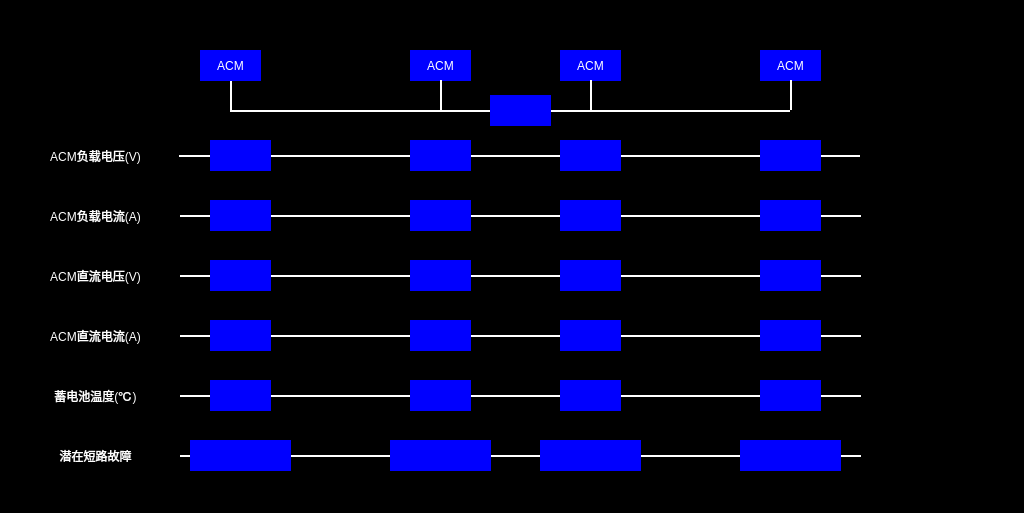
This is vehiclesivpage.ui in mayue-crrc/ShenyangMetro9DB as Qt 5 draws it before an edit. The edited form follows.
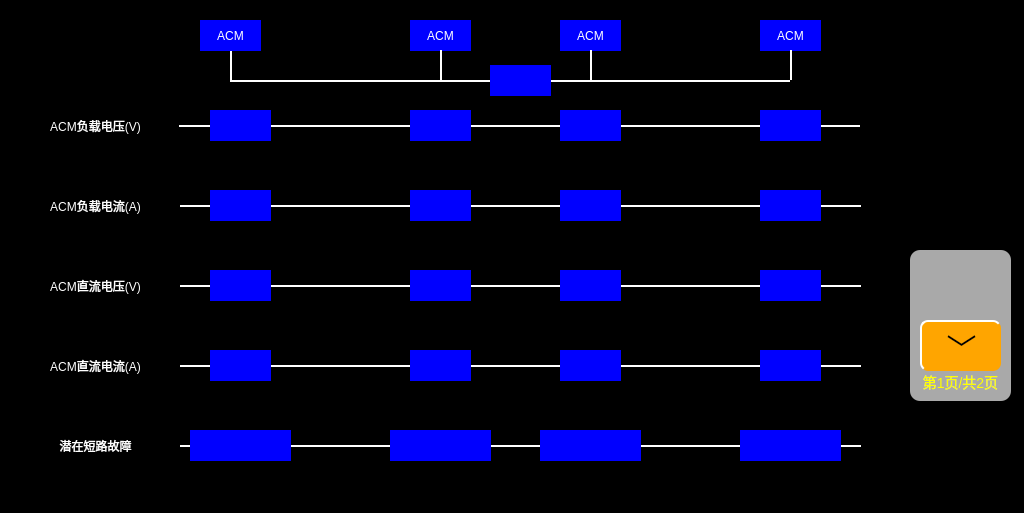
This is the edited form. Icons and pictures are not drawn.

```diff
--- a/vehiclesivpage.ui
+++ b/vehiclesivpage.ui
@@ -31,27 +31,11 @@
 	border-left: 2px solid white;
 }</string>
   </property>
-  <widget class="QLabel" name="BCTTC1lbl">
-   <property name="geometry">
-    <rect>
-     <x>210</x>
-     <y>380</y>
-     <width>61</width>
-     <height>31</height>
-    </rect>
-   </property>
-   <property name="text">
-    <string/>
-   </property>
-   <property name="alignment">
-    <set>Qt::AlignCenter</set>
-   </property>
-  </widget>
   <widget class="QLabel" name="LOADVM2lbl">
    <property name="geometry">
     <rect>
      <x>560</x>
-     <y>140</y>
+     <y>110</y>
      <width>61</width>
      <height>31</height>
     </rect>
@@ -67,7 +51,7 @@
    <property name="geometry">
     <rect>
      <x>760</x>
-     <y>140</y>
+     <y>110</y>
      <width>61</width>
      <height>31</height>
     </rect>
@@ -83,7 +67,7 @@
    <property name="geometry">
     <rect>
      <x>760</x>
-     <y>260</y>
+     <y>270</y>
      <width>61</width>
      <height>31</height>
     </rect>
@@ -99,7 +83,7 @@
    <property name="geometry">
     <rect>
      <x>560</x>
-     <y>260</y>
+     <y>270</y>
      <width>61</width>
      <height>31</height>
     </rect>
@@ -115,7 +99,7 @@
    <property name="geometry">
     <rect>
      <x>180</x>
-     <y>215</y>
+     <y>205</y>
      <width>681</width>
      <height>2</height>
     </rect>
@@ -134,7 +118,7 @@
    <property name="geometry">
     <rect>
      <x>210</x>
-     <y>140</y>
+     <y>110</y>
      <width>61</width>
      <height>31</height>
     </rect>
@@ -146,30 +130,11 @@
     <set>Qt::AlignCenter</set>
    </property>
   </widget>
-  <widget class="QLabel" name="lbl1_6">
-   <property name="geometry">
-    <rect>
-     <x>20</x>
-     <y>380</y>
-     <width>151</width>
-     <height>31</height>
-    </rect>
-   </property>
-   <property name="styleSheet">
-    <string notr="true">background-color:black;</string>
-   </property>
-   <property name="text">
-    <string>蓄电池温度(℃)</string>
-   </property>
-   <property name="alignment">
-    <set>Qt::AlignCenter</set>
-   </property>
-  </widget>
   <widget class="QLabel" name="lbl1_5">
    <property name="geometry">
     <rect>
      <x>20</x>
-     <y>320</y>
+     <y>350</y>
      <width>151</width>
      <height>31</height>
     </rect>
@@ -188,7 +153,7 @@
    <property name="geometry">
     <rect>
      <x>560</x>
-     <y>200</y>
+     <y>190</y>
      <width>61</width>
      <height>31</height>
     </rect>
@@ -204,7 +169,7 @@
    <property name="geometry">
     <rect>
      <x>410</x>
-     <y>200</y>
+     <y>190</y>
      <width>61</width>
      <height>31</height>
     </rect>
@@ -220,7 +185,7 @@
    <property name="geometry">
     <rect>
      <x>760</x>
-     <y>320</y>
+     <y>350</y>
      <width>61</width>
      <height>31</height>
     </rect>
@@ -236,7 +201,7 @@
    <property name="geometry">
     <rect>
      <x>210</x>
-     <y>200</y>
+     <y>190</y>
      <width>61</width>
      <height>31</height>
     </rect>
@@ -252,7 +217,7 @@
    <property name="geometry">
     <rect>
      <x>760</x>
-     <y>200</y>
+     <y>190</y>
      <width>61</width>
      <height>31</height>
     </rect>
@@ -268,7 +233,7 @@
    <property name="geometry">
     <rect>
      <x>180</x>
-     <y>335</y>
+     <y>365</y>
      <width>681</width>
      <height>2</height>
     </rect>
@@ -287,7 +252,7 @@
    <property name="geometry">
     <rect>
      <x>410</x>
-     <y>260</y>
+     <y>270</y>
      <width>61</width>
      <height>31</height>
     </rect>
@@ -303,7 +268,7 @@
    <property name="geometry">
     <rect>
      <x>179</x>
-     <y>155</y>
+     <y>125</y>
      <width>681</width>
      <height>2</height>
     </rect>
@@ -322,7 +287,7 @@
    <property name="geometry">
     <rect>
      <x>210</x>
-     <y>260</y>
+     <y>270</y>
      <width>61</width>
      <height>31</height>
     </rect>
@@ -338,7 +303,7 @@
    <property name="geometry">
     <rect>
      <x>180</x>
-     <y>275</y>
+     <y>285</y>
      <width>681</width>
      <height>2</height>
     </rect>
@@ -353,27 +318,11 @@
     <set>Qt::AlignCenter</set>
    </property>
   </widget>
-  <widget class="QLabel" name="BCTTC2lbl">
-   <property name="geometry">
-    <rect>
-     <x>760</x>
-     <y>380</y>
-     <width>61</width>
-     <height>31</height>
-    </rect>
-   </property>
-   <property name="text">
-    <string/>
-   </property>
-   <property name="alignment">
-    <set>Qt::AlignCenter</set>
-   </property>
-  </widget>
   <widget class="QLabel" name="lbl1_4">
    <property name="geometry">
     <rect>
      <x>20</x>
-     <y>260</y>
+     <y>270</y>
      <width>151</width>
      <height>31</height>
     </rect>
@@ -392,7 +341,7 @@
    <property name="geometry">
     <rect>
      <x>410</x>
-     <y>140</y>
+     <y>110</y>
      <width>61</width>
      <height>31</height>
     </rect>
@@ -408,7 +357,7 @@
    <property name="geometry">
     <rect>
      <x>20</x>
-     <y>200</y>
+     <y>190</y>
      <width>151</width>
      <height>31</height>
     </rect>
@@ -423,30 +372,11 @@
     <set>Qt::AlignCenter</set>
    </property>
   </widget>
-  <widget class="QLabel" name="lbl1_12">
-   <property name="geometry">
-    <rect>
-     <x>180</x>
-     <y>395</y>
-     <width>681</width>
-     <height>2</height>
-    </rect>
-   </property>
-   <property name="styleSheet">
-    <string notr="true">background-color:white;</string>
-   </property>
-   <property name="text">
-    <string/>
-   </property>
-   <property name="alignment">
-    <set>Qt::AlignCenter</set>
-   </property>
-  </widget>
   <widget class="QLabel" name="DCATC1lbl">
    <property name="geometry">
     <rect>
      <x>210</x>
-     <y>320</y>
+     <y>350</y>
      <width>61</width>
      <height>31</height>
     </rect>
@@ -462,7 +392,7 @@
    <property name="geometry">
     <rect>
      <x>20</x>
-     <y>140</y>
+     <y>110</y>
      <width>151</width>
      <height>31</height>
     </rect>
@@ -481,7 +411,7 @@
    <property name="geometry">
     <rect>
      <x>410</x>
-     <y>320</y>
+     <y>350</y>
      <width>61</width>
      <height>31</height>
     </rect>
@@ -497,7 +427,7 @@
    <property name="geometry">
     <rect>
      <x>560</x>
-     <y>320</y>
+     <y>350</y>
      <width>61</width>
      <height>31</height>
     </rect>
@@ -513,7 +443,7 @@
    <property name="geometry">
     <rect>
      <x>230</x>
-     <y>110</y>
+     <y>80</y>
      <width>560</width>
      <height>2</height>
     </rect>
@@ -532,7 +462,7 @@
    <property name="geometry">
     <rect>
      <x>230</x>
-     <y>80</y>
+     <y>50</y>
      <width>2</width>
      <height>30</height>
     </rect>
@@ -551,7 +481,7 @@
    <property name="geometry">
     <rect>
      <x>200</x>
-     <y>50</y>
+     <y>20</y>
      <width>61</width>
      <height>31</height>
     </rect>
@@ -567,7 +497,7 @@
    <property name="geometry">
     <rect>
      <x>410</x>
-     <y>50</y>
+     <y>20</y>
      <width>61</width>
      <height>31</height>
     </rect>
@@ -583,7 +513,7 @@
    <property name="geometry">
     <rect>
      <x>440</x>
-     <y>80</y>
+     <y>50</y>
      <width>2</width>
      <height>30</height>
     </rect>
@@ -602,7 +532,7 @@
    <property name="geometry">
     <rect>
      <x>560</x>
-     <y>50</y>
+     <y>20</y>
      <width>61</width>
      <height>31</height>
     </rect>
@@ -618,7 +548,7 @@
    <property name="geometry">
     <rect>
      <x>590</x>
-     <y>80</y>
+     <y>50</y>
      <width>2</width>
      <height>30</height>
     </rect>
@@ -637,7 +567,7 @@
    <property name="geometry">
     <rect>
      <x>760</x>
-     <y>50</y>
+     <y>20</y>
      <width>61</width>
      <height>31</height>
     </rect>
@@ -653,7 +583,7 @@
    <property name="geometry">
     <rect>
      <x>790</x>
-     <y>80</y>
+     <y>50</y>
      <width>2</width>
      <height>30</height>
     </rect>
@@ -672,7 +602,7 @@
    <property name="geometry">
     <rect>
      <x>490</x>
-     <y>95</y>
+     <y>65</y>
      <width>61</width>
      <height>31</height>
     </rect>
@@ -687,43 +617,11 @@
     <set>Qt::AlignCenter</set>
    </property>
   </widget>
-  <widget class="QLabel" name="BCTM1lbl">
-   <property name="geometry">
-    <rect>
-     <x>410</x>
-     <y>380</y>
-     <width>61</width>
-     <height>31</height>
-    </rect>
-   </property>
-   <property name="text">
-    <string/>
-   </property>
-   <property name="alignment">
-    <set>Qt::AlignCenter</set>
-   </property>
-  </widget>
-  <widget class="QLabel" name="BCTM2lbl">
-   <property name="geometry">
-    <rect>
-     <x>560</x>
-     <y>380</y>
-     <width>61</width>
-     <height>31</height>
-    </rect>
-   </property>
-   <property name="text">
-    <string/>
-   </property>
-   <property name="alignment">
-    <set>Qt::AlignCenter</set>
-   </property>
-  </widget>
   <widget class="QLabel" name="SCTC2lbl">
    <property name="geometry">
     <rect>
      <x>740</x>
-     <y>440</y>
+     <y>430</y>
      <width>101</width>
      <height>31</height>
     </rect>
@@ -739,7 +637,7 @@
    <property name="geometry">
     <rect>
      <x>390</x>
-     <y>440</y>
+     <y>430</y>
      <width>101</width>
      <height>31</height>
     </rect>
@@ -755,7 +653,7 @@
    <property name="geometry">
     <rect>
      <x>20</x>
-     <y>440</y>
+     <y>430</y>
      <width>151</width>
      <height>31</height>
     </rect>
@@ -774,7 +672,7 @@
    <property name="geometry">
     <rect>
      <x>190</x>
-     <y>440</y>
+     <y>430</y>
      <width>101</width>
      <height>31</height>
     </rect>
@@ -793,7 +691,7 @@
    <property name="geometry">
     <rect>
      <x>180</x>
-     <y>455</y>
+     <y>445</y>
      <width>681</width>
      <height>2</height>
     </rect>
@@ -812,7 +710,7 @@
    <property name="geometry">
     <rect>
      <x>540</x>
-     <y>440</y>
+     <y>430</y>
      <width>101</width>
      <height>31</height>
     </rect>
@@ -824,19 +722,70 @@
     <set>Qt::AlignCenter</set>
    </property>
   </widget>
-  <zorder>lbl1_11</zorder>
-  <zorder>lbl1_12</zorder>
+  <widget class="QPushButton" name="NextPageBtn">
+   <property name="geometry">
+    <rect>
+     <x>920</x>
+     <y>320</y>
+     <width>81</width>
+     <height>51</height>
+    </rect>
+   </property>
+   <property name="focusPolicy">
+    <enum>Qt::NoFocus</enum>
+   </property>
+   <property name="styleSheet">
+    <string notr="true">font:30px;
+color:black;
+background-color:orange;
+border-radius:8px;</string>
+   </property>
+   <property name="text">
+    <string>﹀</string>
+   </property>
+  </widget>
+  <widget class="QLabel" name="lbl1_19">
+   <property name="geometry">
+    <rect>
+     <x>910</x>
+     <y>250</y>
+     <width>101</width>
+     <height>151</height>
+    </rect>
+   </property>
+   <property name="styleSheet">
+    <string notr="true">background-color:gray;
+border-radius:10px;
+font:14px;
+color:yellow;
+background-color:darkgray;</string>
+   </property>
+   <property name="text">
+    <string>
+
+
+
+
+
+
+第1页/共2页</string>
+   </property>
+   <property name="alignment">
+    <set>Qt::AlignCenter</set>
+   </property>
+  </widget>
+  <zorder>lbl1_13</zorder>
+  <zorder>lbl1_9</zorder>
   <zorder>lbl1_8</zorder>
+  <zorder>lbl1_11</zorder>
   <zorder>lbl1_18</zorder>
-  <zorder>lbl1_9</zorder>
   <zorder>lbl1_10</zorder>
-  <zorder>BCTTC1lbl</zorder>
+  <zorder>lbl1_19</zorder>
   <zorder>LOADVM2lbl</zorder>
   <zorder>LOADVTC2lbl</zorder>
   <zorder>DCVTC2lbl</zorder>
   <zorder>DCVM2lbl</zorder>
   <zorder>LOADVTC1lbl</zorder>
-  <zorder>lbl1_6</zorder>
   <zorder>lbl1_5</zorder>
   <zorder>LOADAM2lbl</zorder>
   <zorder>LOADAM1lbl</zorder>
@@ -845,7 +794,6 @@
   <zorder>LOADATC2lbl</zorder>
   <zorder>DCVM1lbl</zorder>
   <zorder>DCVTC1lbl</zorder>
-  <zorder>BCTTC2lbl</zorder>
   <zorder>lbl1_4</zorder>
   <zorder>LOADVM1lbl</zorder>
   <zorder>lbl1_3</zorder>
@@ -853,7 +801,6 @@
   <zorder>lbl1_2</zorder>
   <zorder>DCAM1lbl</zorder>
   <zorder>DCAM2lbl</zorder>
-  <zorder>lbl1_13</zorder>
   <zorder>lbl1_14</zorder>
   <zorder>ACMTC1lbl</zorder>
   <zorder>ACMM1lbl</zorder>
@@ -863,13 +810,12 @@
   <zorder>ACMTC2lbl</zorder>
   <zorder>lbl1_17</zorder>
   <zorder>ACMKMlbl</zorder>
-  <zorder>BCTM1lbl</zorder>
-  <zorder>BCTM2lbl</zorder>
   <zorder>SCTC2lbl</zorder>
   <zorder>SCM1lbl</zorder>
   <zorder>lbl1_7</zorder>
   <zorder>SCTC1lbl</zorder>
   <zorder>SCM2lbl</zorder>
+  <zorder>NextPageBtn</zorder>
  </widget>
  <resources/>
  <connections/>
```
